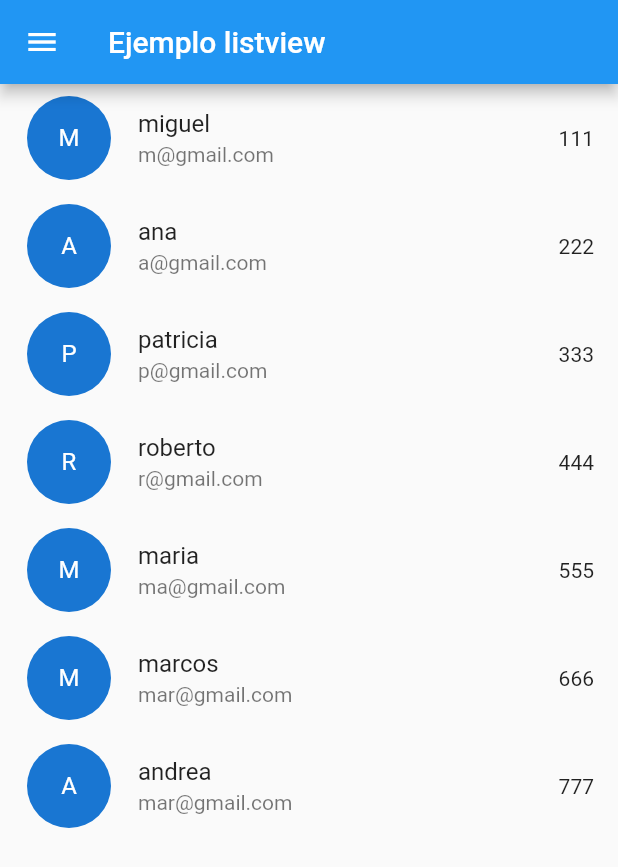
After one commit to jpgonzales27/cogidoflutter, a Flutter app: the ListViewPage screen opened by its route, on a phone screen of 412 x 824 dp. The commit adds this screen. Shown: the top 867 px of the screen. Run offline on Flutter 3.47's test engine with Material 2 defaults, Android fonts, the phone set to English and light mode, and no system bars.

Commit message:
Lista alumnos

```diff
--- a/lib/main.dart
+++ b/lib/main.dart
@@ -1,12 +1,14 @@
 import 'package:flutter/material.dart';
 import 'package:practica/pages/buttom_page.dart';
 import 'package:practica/pages/campos_texto_page.dart';
+import 'package:practica/pages/pagina1_page.dart';
 import 'package:practica/pages/practica_page.dart';
 import 'package:practica/pages/solucion_tarea2.dart';
 import './pages/card_page.dart';
 import './pages/filasycolumnas_pages.dart';
 import './pages/home_page.dart';
 import './pages/solucion_tarea1.dart';
+import 'pages/listview_page.dart';
 import 'pages/login_pagen.dart';
 
 void main() => runApp(MyApp());
@@ -28,6 +30,8 @@ class MyApp extends StatelessWidget {
         'practica': (_) => PracticaPage(),
         'tarea3': (_) => SolucionTarea2Page(),
         'texto': (_) => CamposTextoPage(),
+        'pagina1': (_) => Pagina1Page(),
+        'alumno': (_) => ListViewPage(),
       },
     );
   }
--- /dev/null
+++ b/lib/models/Alumno.dart
@@ -0,0 +1,7 @@
+class Alumno {
+  final String nombre;
+  final String telefo;
+  final String email;
+
+  Alumno({this.nombre, this.telefo, this.email});
+}
--- /dev/null
+++ b/lib/pages/listview_page.dart
@@ -0,0 +1,42 @@
+import 'package:flutter/material.dart';
+import 'package:practica/models/Alumno.dart';
+import 'package:practica/widgets/midrawer_widget.dart';
+
+class ListViewPage extends StatelessWidget {
+  final List<Alumno> listaAlumnos = [
+    Alumno(nombre: 'miguel', telefo: '111', email: 'm@gmail.com'),
+    Alumno(nombre: 'ana', telefo: '222', email: 'a@gmail.com'),
+    Alumno(nombre: 'patricia', telefo: '333', email: 'p@gmail.com'),
+    Alumno(nombre: 'roberto', telefo: '444', email: 'r@gmail.com'),
+    Alumno(nombre: 'maria', telefo: '555', email: 'ma@gmail.com'),
+    Alumno(nombre: 'marcos', telefo: '666', email: 'mar@gmail.com'),
+    Alumno(nombre: 'andrea', telefo: '777', email: 'mar@gmail.com'),
+  ];
+
+  @override
+  Widget build(BuildContext context) {
+    return Scaffold(
+      drawer: DrawerMenu(),
+      appBar: AppBar(title: Text('Ejemplo listview')),
+      body: Container(
+        child: ListView(
+          children: _listaItem(),
+        ),
+      ),
+    );
+  }
+
+  List<Widget> _listaItem() {
+    return listaAlumnos.map((alum) {
+      return ListTile(
+        leading: CircleAvatar(
+          radius: 30,
+          child: Text(alum.nombre[0].toUpperCase()),
+        ),
+        title: Text(alum.nombre),
+        subtitle: Text(alum.email),
+        trailing: Text(alum.telefo),
+      );
+    }).toList();
+  }
+}
--- a/lib/widgets/midrawer_widget.dart
+++ b/lib/widgets/midrawer_widget.dart
@@ -28,6 +28,8 @@ class DrawerMenu extends StatelessWidget {
               Icons.radio_button_checked, 'Ejemplo boton', context, 'boton'),
           drawerItem(Icons.file_download, 'Practica', context, 'practica'),
           drawerItem(Icons.plus_one_rounded, 'Tarea3', context, 'tarea3'),
+          drawerItem(Icons.pages, 'Pagina 1', context, 'pagina1'),
+          drawerItem(Icons.person_add, 'Ejemplo Alumnos', context, 'alumno'),
         ],
       ),
     );
```
Also changed, not shown: lib/pages/pagina1_page.dart (added, +30 -0 lines), lib/pages/pagina2_page.dart (added, +28 -0 lines).
